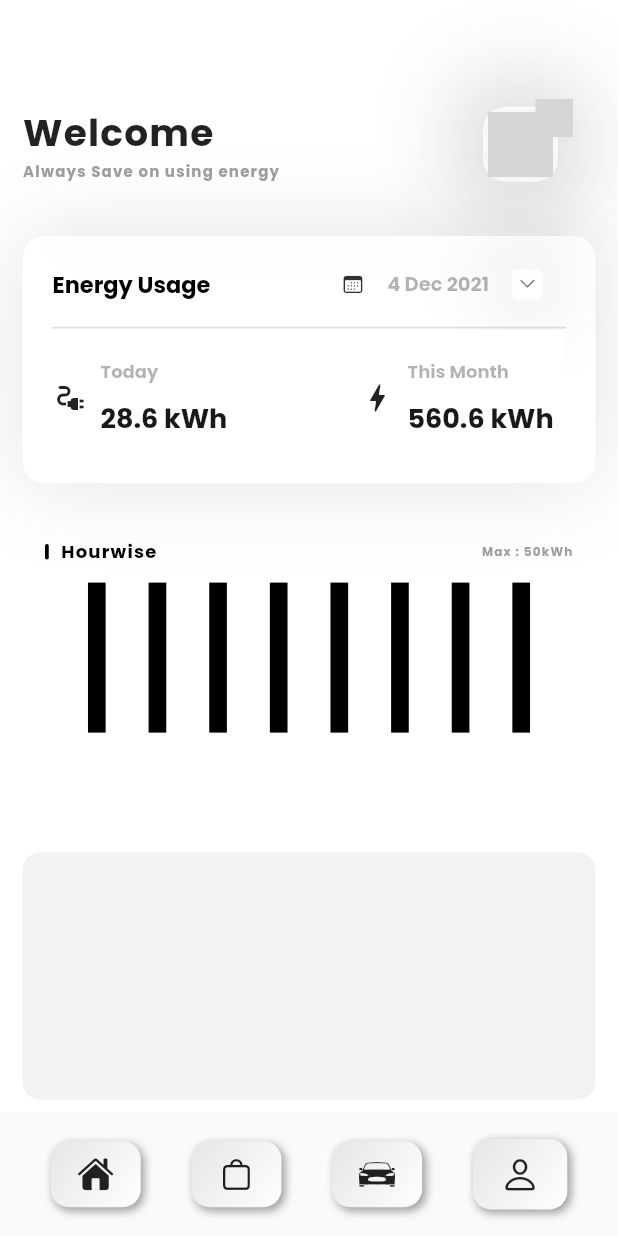
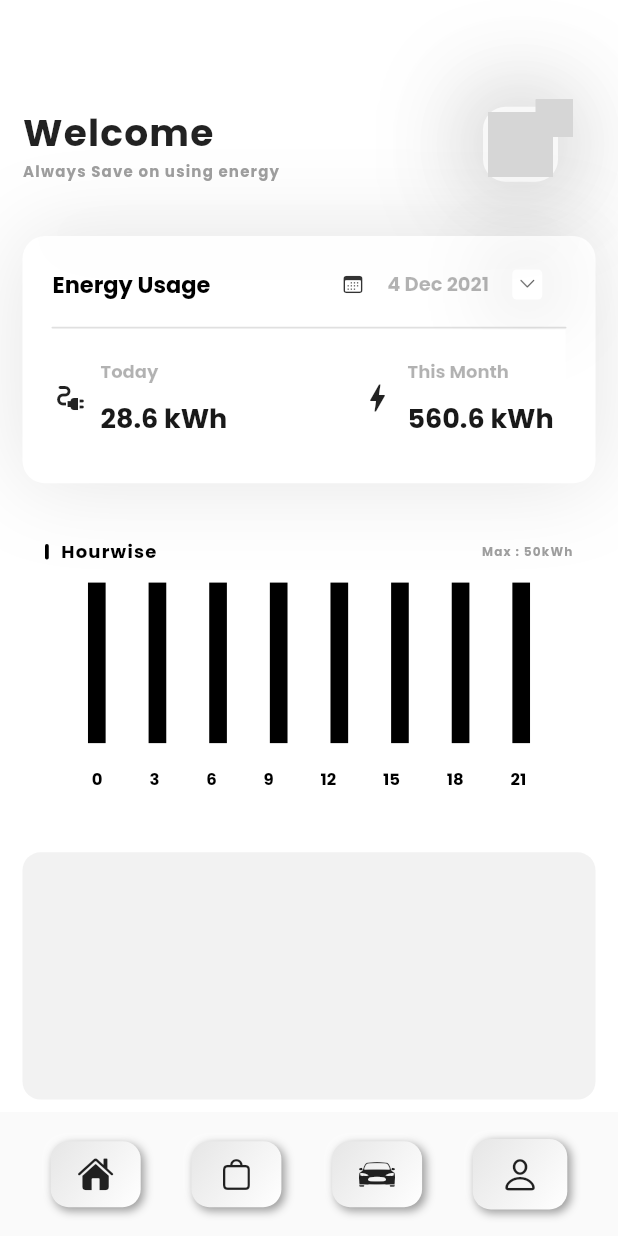
Before and after one commit to amalnathm7/Quark, a Flutter app: the screen it shows once a user with an empty profile is signed in, on a phone screen of 412 x 824 dp. Run offline on Flutter 3.47's test engine with Material 2 defaults, Android fonts, the phone set to English and light mode, and no system bars; drawn by our look-alikes of flutter_neumorphic; our stand-ins replace firebase_auth, firebase_core, google_fonts, lottie; accounts and stored records are empty; network calls fail; grey boxes are pictures that could not be loaded.

Commit message:
ui changes in home page

```diff
--- a/lib/main_screen/home_page/home.dart
+++ b/lib/main_screen/home_page/home.dart
@@ -388,55 +388,115 @@ class _HomePageState extends State<HomePage> {
                           ),
 
 
-                          Row(
+                          Container(
+                            height: screenHeight/7.7,
+                            child: Row(
                               mainAxisAlignment: MainAxisAlignment.spaceEvenly,
                               children: [
                                 Column(
 
                                   children: [
                                     Container(
-                                    height: 100,
+                                      height: screenHeight/7.7,
                                       width: screenWidth/35,
                                       color: Colors.black,
                                     ),
                                   ],
                                 ),
                                 Container(
-                                height: 100,
+                                  height: screenHeight/7.7,
                                   width: screenWidth/35,
                                   color: Colors.black,
                                 ),
                                 Container(
-                                height: 100,
+                                  height: screenHeight/7.7,
                                   width: screenWidth/35,
                                   color: Colors.black,
                                 ),
                                 Container(
-                                height: 100,
+                                  height: screenHeight/7.7,
                                   width: screenWidth/35,
                                   color: Colors.black,
                                 ),
                                 Container(
-                                height: 100,
+                                  height: screenHeight/7.7,
                                   width: screenWidth/35,
                                   color: Colors.black,
                                 ),
                                 Container(
-                                height: 100,
+                                  height: screenHeight/7.7,
                                   width: screenWidth/35,
                                   color: Colors.black,
                                 ),
                                 Container(
-                                height: 100,
+                                  height: screenHeight/7.7,
                                   width: screenWidth/35,
                                   color: Colors.black,
                                 ),
                                 Container(
-                                height: 100,
+                                  height: screenHeight/7.7,
                                   width: screenWidth/35,
                                   color: Colors.black,
                                 ),
                               ],
+                            ),
+                          ),
+
+                          Container(
+                            height: screenHeight/17,
+                            child: Row(
+                              mainAxisAlignment: MainAxisAlignment.spaceEvenly,
+                              children: [
+
+                                Text("0",style: TextStyle(
+                                  color: Colors.black,
+                                  fontSize: 11,
+                                  fontWeight: FontWeight.bold,
+                                ),),
+
+                                Text("3",style: TextStyle(
+                                  color: Colors.black,
+                                  fontSize: 11,
+                                  fontWeight: FontWeight.bold,
+                                ),),
+
+                                Text("6",style: TextStyle(
+                                  color: Colors.black,
+                                  fontSize: 11,
+                                  fontWeight: FontWeight.bold,
+                                ),),
+
+                                Text("9",style: TextStyle(
+                                  color: Colors.black,
+                                  fontSize: 11,
+                                  fontWeight: FontWeight.bold,
+                                ),),
+
+                                Text("12",style: TextStyle(
+                                  color: Colors.black,
+                                  fontSize: 11,
+                                  fontWeight: FontWeight.bold,
+                                ),),
+
+                                Text("15",style: TextStyle(
+                                  color: Colors.black,
+                                  fontSize: 11,
+                                  fontWeight: FontWeight.bold,
+                                ),),
+
+                                Text("18",style: TextStyle(
+                                  color: Colors.black,
+                                  fontSize: 11,
+                                  fontWeight: FontWeight.bold,
+                                ),),
+
+                                Text("21",style: TextStyle(
+                                  color: Colors.black,
+                                  fontSize: 11,
+                                  fontWeight: FontWeight.bold,
+                                ),),
+                              ],
+                            ),
                           ),
                         ],
                       ),
```
Lines whose indentation alone changed are shown as unchanged.
